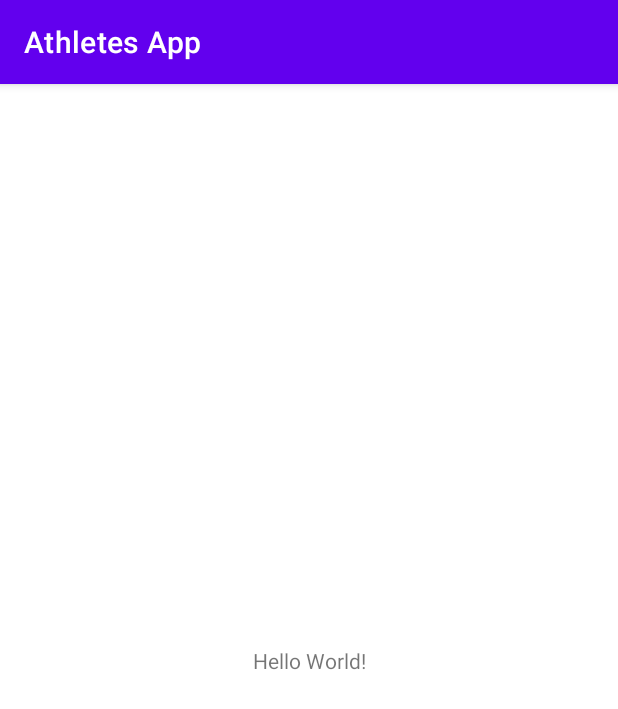
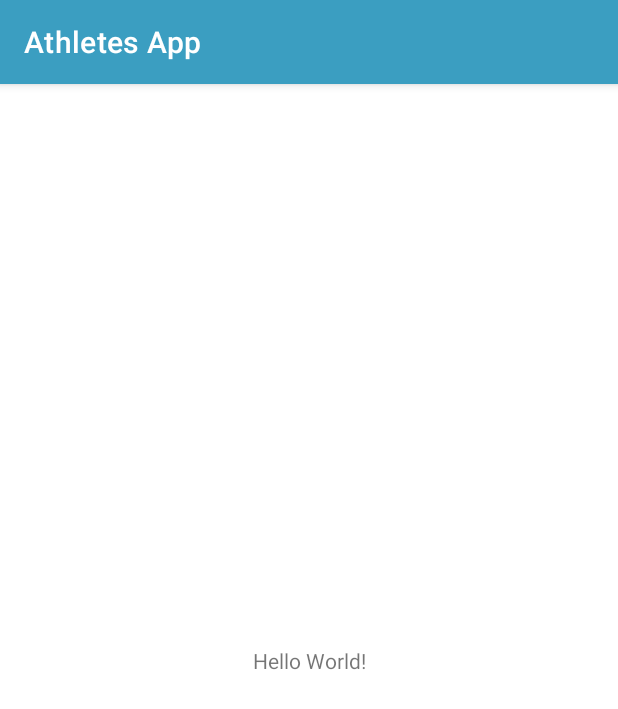
Before and after one commit to hebaelsaid912/Athletes-App, an Android app: the screen it shows after launch (MainActivity), on a phone screen of 412 x 824 dp. Shown: the top 709 px of the screen. Run offline under Robolectric (Android 15) with nearby library versions, the phone set to English and light mode, and no system bars.

Commit message:
change app color palette

```diff
--- a/app/src/main/res/values-night/themes.xml
+++ b/app/src/main/res/values-night/themes.xml
@@ -2,12 +2,12 @@
     <!-- Base application theme. -->
     <style name="Theme.AthletesApp" parent="Theme.MaterialComponents.DayNight.DarkActionBar">
         <!-- Primary brand color. -->
-        <item name="colorPrimary">@color/purple_200</item>
-        <item name="colorPrimaryVariant">@color/purple_700</item>
-        <item name="colorOnPrimary">@color/black</item>
+        <item name="colorPrimary">@color/sky_blue_2</item>
+        <item name="colorPrimaryVariant">@color/sky_blue_1</item>
+        <item name="colorOnPrimary">@color/white</item>
         <!-- Secondary brand color. -->
-        <item name="colorSecondary">@color/teal_200</item>
-        <item name="colorSecondaryVariant">@color/teal_200</item>
+        <item name="colorSecondary">@color/sky_blue_dark</item>
+        <item name="colorSecondaryVariant">@color/sky_blue_1</item>
         <item name="colorOnSecondary">@color/black</item>
         <!-- Status bar color. -->
         <item name="android:statusBarColor">?attr/colorPrimaryVariant</item>
--- a/app/src/main/res/values/colors.xml
+++ b/app/src/main/res/values/colors.xml
@@ -7,4 +7,8 @@
     <color name="teal_700">#FF018786</color>
     <color name="black">#FF000000</color>
     <color name="white">#FFFFFFFF</color>
+    <color name="sky_blue_light">#B8DBD6</color>
+    <color name="sky_blue_1">#98C8D6</color>
+    <color name="sky_blue_2">#3B9EC1</color>
+    <color name="sky_blue_dark">#178CB2</color>
 </resources>
--- a/app/src/main/res/values/themes.xml
+++ b/app/src/main/res/values/themes.xml
@@ -2,12 +2,12 @@
     <!-- Base application theme. -->
     <style name="Theme.AthletesApp" parent="Theme.MaterialComponents.DayNight.DarkActionBar">
         <!-- Primary brand color. -->
-        <item name="colorPrimary">@color/purple_500</item>
-        <item name="colorPrimaryVariant">@color/purple_700</item>
+        <item name="colorPrimary">@color/sky_blue_2</item>
+        <item name="colorPrimaryVariant">@color/sky_blue_1</item>
         <item name="colorOnPrimary">@color/white</item>
         <!-- Secondary brand color. -->
-        <item name="colorSecondary">@color/teal_200</item>
-        <item name="colorSecondaryVariant">@color/teal_700</item>
+        <item name="colorSecondary">@color/sky_blue_dark</item>
+        <item name="colorSecondaryVariant">@color/sky_blue_1</item>
         <item name="colorOnSecondary">@color/black</item>
         <!-- Status bar color. -->
         <item name="android:statusBarColor">?attr/colorPrimaryVariant</item>
```
